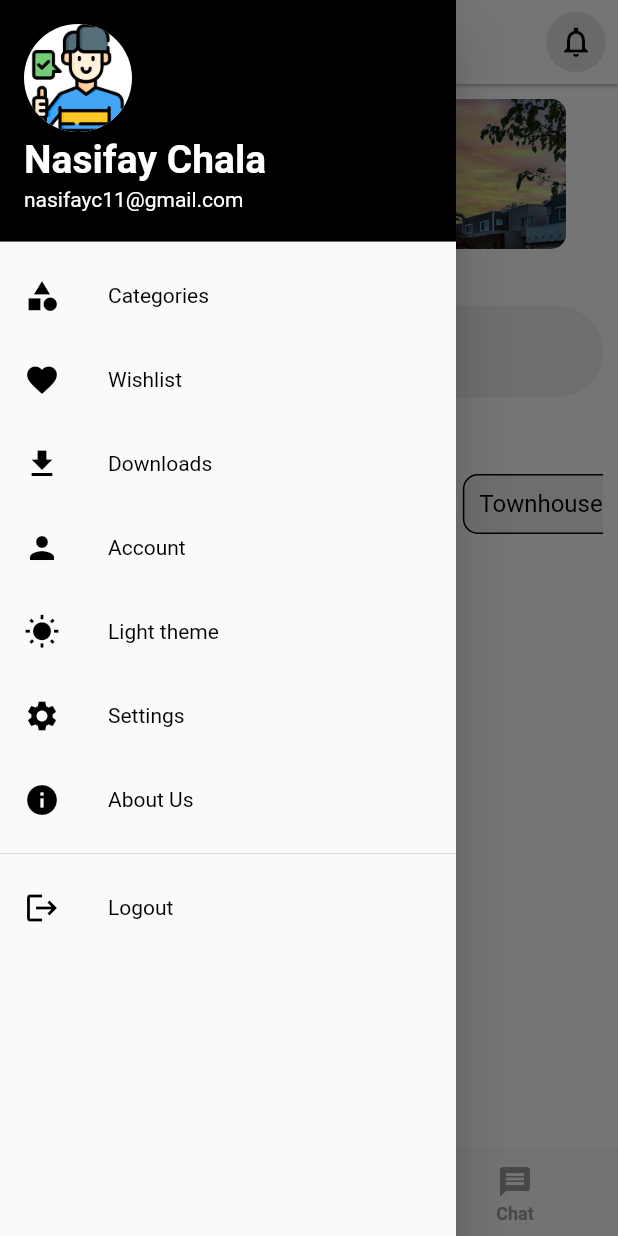
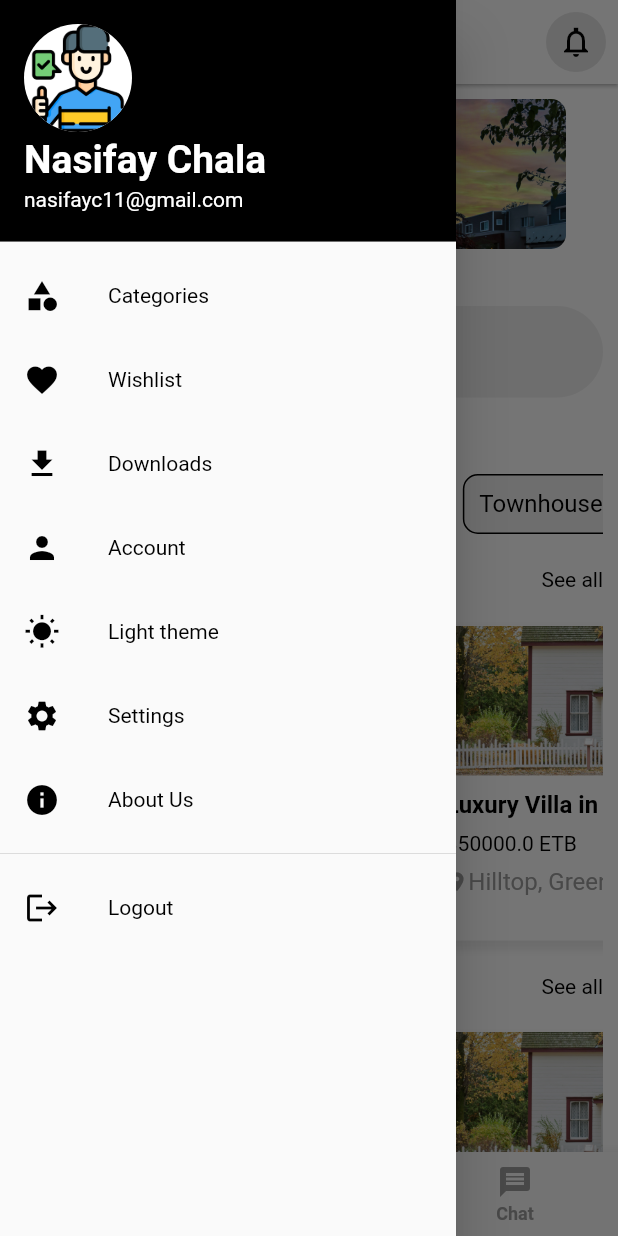
Before and after one commit to nasifayc/HOME_RENTAL_APP, a Flutter app: the LandingPage screen opened directly, with the side drawer open, on a phone screen of 412 x 824 dp. Run offline on Flutter 3.47's test engine with Material 3 defaults, Android fonts, the phone set to English and light mode, and no system bars; drawn by our look-alikes of carousel_slider, smooth_page_indicator; our stand-ins replace equatable, flutter_bloc.

Commit message:
feature: home screen

```diff
--- /dev/null
+++ b/home_app/lib/model/house_model.dart
@@ -0,0 +1,59 @@
+import 'package:equatable/equatable.dart';
+
+class HouseModel extends Equatable {
+  final String title;
+  final String mainImage;
+  final List<String> subImages;
+  final String location;
+  final String description;
+  final double price;
+  final bool forSell;
+  final String owner;
+
+  const HouseModel(
+      {required this.title,
+      required this.mainImage,
+      required this.subImages,
+      required this.location,
+      required this.description,
+      required this.price,
+      required this.forSell,
+      required this.owner});
+
+  Map<String, dynamic> toJson() {
+    return {
+      'title': title,
+      'mainImage': mainImage,
+      'subImages': subImages,
+      'location': location,
+      'description': description,
+      'price': price,
+      'forSell': forSell,
+      'owner': owner,
+    };
+  }
+
+  factory HouseModel.fromJson(Map<String, dynamic> toJson) {
+    return HouseModel(
+      title: toJson['title'],
+      mainImage: toJson['mainImage'],
+      subImages: toJson['subImages'],
+      location: toJson['location'],
+      description: toJson['description'],
+      price: toJson['price'],
+      forSell: toJson['forSell'],
+      owner: toJson['owner'],
+    );
+  }
+  @override
+  List<Object?> get props => [
+        title,
+        mainImage,
+        subImages,
+        location,
+        description,
+        price,
+        forSell,
+        owner,
+      ];
+}
--- a/home_app/lib/screen/main_screens/home_screen.dart
+++ b/home_app/lib/screen/main_screens/home_screen.dart
@@ -3,6 +3,7 @@ import 'package:home_app/core/theme/app_theme.dart';
 import 'package:home_app/widget/common/form_components.dart';
 import 'package:home_app/widget/home/carousel_image.dart';
 import 'package:home_app/widget/home/categories.dart';
+import 'package:home_app/widget/home/popular_section.dart';
 
 class HomeScreen extends StatefulWidget {
   const HomeScreen({super.key});
@@ -35,11 +36,39 @@ class _HomeScreenState extends State<HomeScreen> {
             const SizedBox(height: 10),
             const Categories(),
             const SizedBox(height: 20),
-            Text(
-              'Popular',
-              style:
-                  theme.typography.titleMedium.copyWith(color: theme.primary),
+            Row(
+              mainAxisAlignment: MainAxisAlignment.spaceBetween,
+              children: [
+                Text(
+                  'Popular',
+                  style: theme.typography.titleMedium
+                      .copyWith(color: theme.primary),
+                ),
+                Text(
+                  'See all',
+                  style: theme.typography.bodySmall,
+                )
+              ],
             ),
+            const SizedBox(height: 10),
+            const SizedBox(height: 230, child: PopularSection()),
+            const SizedBox(height: 10),
+            Row(
+              mainAxisAlignment: MainAxisAlignment.spaceBetween,
+              children: [
+                Text(
+                  'For Sell',
+                  style: theme.typography.titleMedium
+                      .copyWith(color: theme.primary),
+                ),
+                Text(
+                  'See all',
+                  style: theme.typography.bodySmall,
+                )
+              ],
+            ),
+            const SizedBox(height: 10),
+            const SizedBox(height: 230, child: PopularSection()),
           ],
         ),
       ),
--- /dev/null
+++ b/home_app/lib/utils/static_data.dart
@@ -0,0 +1,78 @@
+import 'package:home_app/model/house_model.dart';
+
+class StaticData {
+  static List<HouseModel> demoHouses() {
+    return const [
+      HouseModel(
+        title: 'Modern Apartment in Downtown',
+        mainImage: 'assets/images/h1.jpg',
+        subImages: [
+          'assets/images/h1.jpg',
+          'assets/images/h2.jpg',
+        ],
+        location: 'Downtown, City Center',
+        description:
+            'A beautiful modern apartment with 2 bedrooms and a stunning view of the city skyline.',
+        price: 1200.00,
+        forSell: false, // For Rent
+        owner: 'John Doe',
+      ),
+      HouseModel(
+        title: 'Luxury Villa in the Hills',
+        mainImage: 'assets/images/h2.jpg',
+        subImages: [
+          'assets/images/h1.jpg',
+          'assets/images/h2.jpg',
+        ],
+        location: 'Hilltop, Green Valley',
+        description:
+            'A stunning 5-bedroom villa with an infinity pool and a large garden.',
+        price: 350000.00,
+        forSell: true, // For Sale
+        owner: 'Jane Smith',
+      ),
+      HouseModel(
+        title: 'Spacious Studio Near the Beach',
+        mainImage: 'assets/images/h1.jpg',
+        subImages: [
+          'assets/images/h1.jpg',
+          'assets/images/h2.jpg',
+        ],
+        location: 'Beachfront, Seaside City',
+        description:
+            'A cozy studio apartment just a few steps away from the beach, perfect for singles or couples.',
+        price: 800.00,
+        forSell: false, // For Rent
+        owner: 'Alex Johnson',
+      ),
+      HouseModel(
+        title: 'Contemporary Townhouse in Suburbs',
+        mainImage: 'assets/images/h2.jpg',
+        subImages: [
+          'assets/images/h2.jpg',
+          'assets/images/h2.jpg',
+        ],
+        location: 'Suburban Area, Greenfield',
+        description:
+            'A charming 3-bedroom townhouse with a spacious backyard and close proximity to schools and parks.',
+        price: 220000.00,
+        forSell: true, // For Sale
+        owner: 'Emily White',
+      ),
+      HouseModel(
+        title: 'Charming Cottage in Countryside',
+        mainImage: 'assets/images/h1.jpg',
+        subImages: [
+          'assets/images/h1.jpg',
+          'assets/images/h1.jpg',
+        ],
+        location: 'Countryside, Rosewood',
+        description:
+            'A cozy 2-bedroom cottage with a garden and a peaceful rural setting, perfect for a weekend getaway.',
+        price: 90000.00,
+        forSell: true, // For Sale
+        owner: 'Michael Brown',
+      ),
+    ];
+  }
+}
--- /dev/null
+++ b/home_app/lib/widget/home/home_card.dart
@@ -0,0 +1,77 @@
+import 'package:flutter/material.dart';
+import 'package:home_app/core/theme/app_theme.dart';
+import 'package:home_app/model/house_model.dart';
+
+class HomeCard extends StatelessWidget {
+  final HouseModel house;
+  const HomeCard({super.key, required this.house});
+
+  @override
+  Widget build(BuildContext context) {
+    AppTheme theme = AppTheme.of(context);
+    return Container(
+      width: MediaQuery.of(context).size.width * 0.6,
+      decoration: BoxDecoration(
+        borderRadius: BorderRadius.circular(10),
+        color: theme.primaryBackground,
+        boxShadow: [
+          BoxShadow(
+              color: theme.tertiary.withOpacity(0.2),
+              offset: const Offset(0, 4),
+              blurRadius: 4,
+              spreadRadius: 2),
+        ],
+      ),
+      child: Column(
+        crossAxisAlignment: CrossAxisAlignment.start,
+        children: [
+          Container(
+            width: MediaQuery.of(context).size.width * 0.6,
+            height: 100,
+            decoration: BoxDecoration(
+                borderRadius: const BorderRadius.only(
+                    topLeft: Radius.circular(10),
+                    topRight: Radius.circular(10)),
+                image: DecorationImage(
+                    image: AssetImage(house.mainImage), fit: BoxFit.cover)),
+          ),
+          Padding(
+            padding: const EdgeInsets.all(10),
+            child: Column(
+              crossAxisAlignment: CrossAxisAlignment.start,
+              children: [
+                Text(
+                  house.title,
+                  style: theme.typography.bodyMedium
+                      .copyWith(fontWeight: FontWeight.bold),
+                  maxLines: 2,
+                ),
+                const SizedBox(
+                  height: 8,
+                ),
+                Text('${house.price} ETB', style: theme.typography.bodySmall),
+                const SizedBox(
+                  height: 8,
+                ),
+                Row(
+                  children: [
+                    Icon(
+                      Icons.location_on,
+                      color: theme.tertiary,
+                      size: 15,
+                    ),
+                    Text(
+                      house.location,
+                      style: theme.typography.titleSmall
+                          .copyWith(fontWeight: FontWeight.normal),
+                    )
+                  ],
+                ),
+              ],
+            ),
+          )
+        ],
+      ),
+    );
+  }
+}
--- /dev/null
+++ b/home_app/lib/widget/home/popular_section.dart
@@ -0,0 +1,24 @@
+import 'package:flutter/material.dart';
+import 'package:home_app/model/house_model.dart';
+import 'package:home_app/utils/static_data.dart';
+import 'package:home_app/widget/home/home_card.dart';
+
+class PopularSection extends StatelessWidget {
+  const PopularSection({super.key});
+
+  @override
+  Widget build(BuildContext context) {
+    List<HouseModel> houses = StaticData.demoHouses();
+
+    return ListView.builder(
+      scrollDirection: Axis.horizontal,
+      itemCount: houses.length, // The number of houses
+      itemBuilder: (context, index) {
+        return Padding(
+          padding: const EdgeInsets.all(10.0),
+          child: HomeCard(house: houses[index]),
+        ); // Pass the house to HomeCard
+      },
+    );
+  }
+}
```
